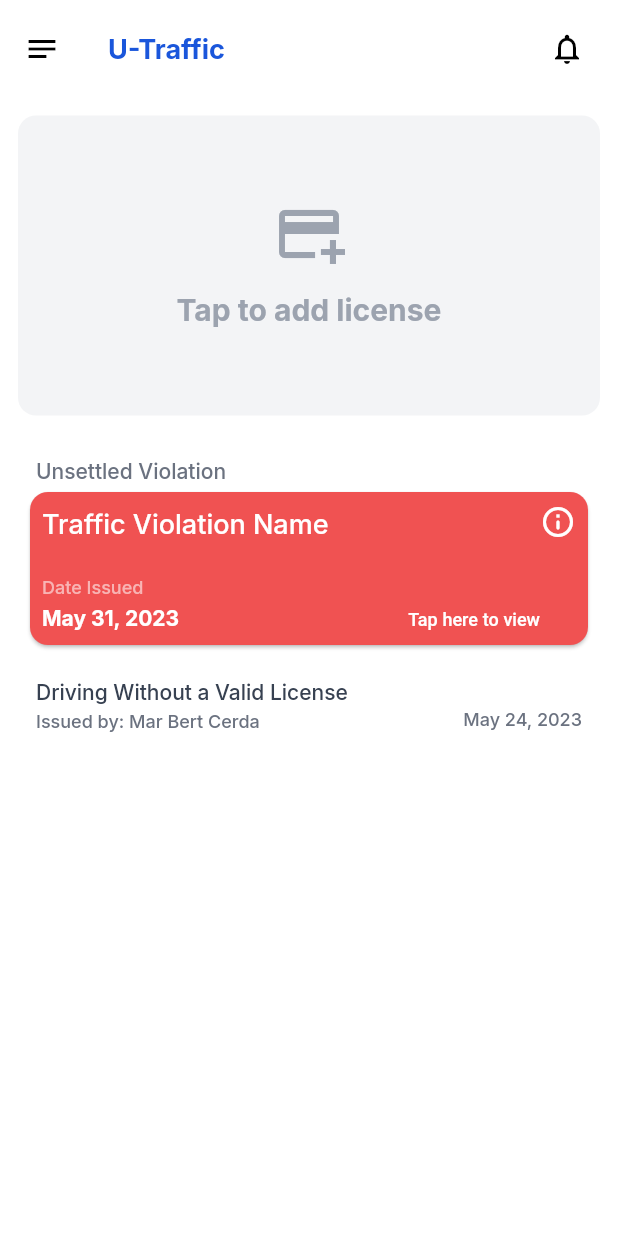
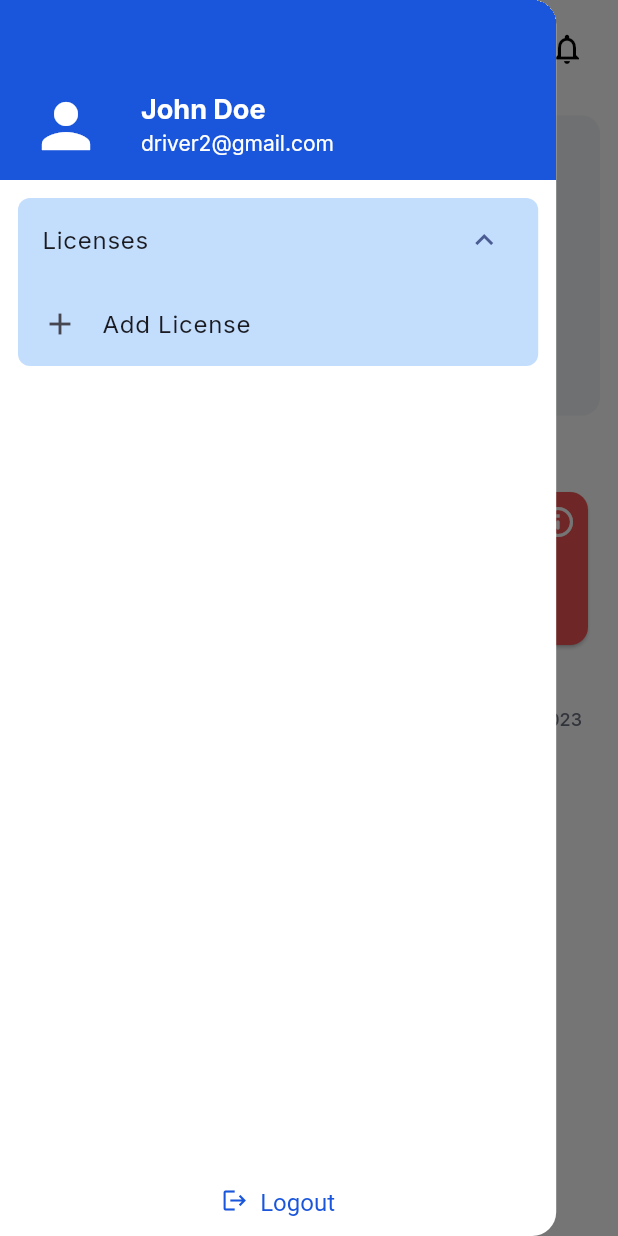
Before and after one commit to romarmph/u-traffic-driver, a Flutter app: the HomePage screen opened directly, with the side drawer open (before the commit the screen has no drawer), on a phone screen of 412 x 824 dp. Run offline on Flutter 3.47's test engine with Material 2 defaults, Android fonts, the light colour scheme and no system bars; our stand-ins replace cloud_firestore, firebase_auth, firebase_core, flutter_carousel_widget, flutter_easyloading, google_fonts and 3 more; missing offline and left inert: dashed_rect; accounts and stored records are empty.

Commit message:
Display licenses in app drawer
View license details in separate view when
licene tile is clicked

```diff
--- a/lib/utils/exports/views.dart
+++ b/lib/utils/exports/views.dart
@@ -4,7 +4,10 @@ export 'package:u_traffic_driver/views/auth/login_page.dart';
 export 'package:u_traffic_driver/views/auth/info_form.dart';
 export 'package:u_traffic_driver/views/home/home_page.dart';
 export 'package:u_traffic_driver/views/home/license_details_view.dart';
+export 'package:u_traffic_driver/views/home/add_new_license_view.dart';
 export 'package:u_traffic_driver/views/home/widgets/license_card.dart';
+export 'package:u_traffic_driver/views/home/widgets/app_drawer.dart';
+export 'package:u_traffic_driver/views/home/widgets/app_drawer_header.dart';
 export 'package:u_traffic_driver/views/home/widgets/license_detail_tile.dart';
 export 'package:u_traffic_driver/views/history/history_page.dart';
 export 'package:u_traffic_driver/views/report/report_page.dart';
--- a/lib/utils/navigator.dart
+++ b/lib/utils/navigator.dart
@@ -14,3 +14,12 @@ void goToLicenseDetailView(
     ),
   );
 }
+
+
+void goAddNewLicenseView(BuildContext context) {
+  Navigator.of(context).push(
+    MaterialPageRoute(
+      builder: (context) => AddNewLicenseView(),
+    ),
+  );
+}
--- /dev/null
+++ b/lib/views/home/add_new_license_view.dart
@@ -0,0 +1,25 @@
+import 'package:u_traffic_driver/config/device/device_constraint.dart';
+import 'package:u_traffic_driver/utils/exports/flutter_dart.dart';
+import 'package:u_traffic_driver/utils/exports/models.dart';
+import 'package:u_traffic_driver/utils/exports/themes.dart';
+import 'package:u_traffic_driver/utils/exports/views.dart';
+import 'package:u_traffic_driver/utils/exports/services.dart';
+import 'package:u_traffic_driver/utils/exports/packages.dart';
+
+class AddNewLicenseView extends StatefulWidget {
+  const AddNewLicenseView({super.key});
+
+  @override
+  State<AddNewLicenseView> createState() => _AddNewLicenseViewState();
+}
+
+class _AddNewLicenseViewState extends State<AddNewLicenseView> {
+  @override
+  Widget build(BuildContext context) {
+    return Scaffold(
+      appBar: AppBar(
+        title: const Text('Add New License'),
+      ),
+    );
+  }
+}
--- a/lib/views/home/home_page.dart
+++ b/lib/views/home/home_page.dart
@@ -20,13 +20,6 @@ class HomePage extends StatelessWidget {
         elevation: 0,
         backgroundColor: UColors.white,
         foregroundColor: UColors.black,
-        leading: IconButton(
-          icon: const Icon(
-            Icons.notes_sharp,
-            color: UColors.black,
-          ),
-          onPressed: () {},
-        ),
         title: Text(
           'U-Traffic',
           style: const UTextStyle().textlgfontbold.copyWith(
@@ -45,6 +38,7 @@ class HomePage extends StatelessWidget {
           )
         ],
       ),
+      drawer: const AppDrawer(),
       body: SafeArea(
         child: Column(
           crossAxisAlignment: CrossAxisAlignment.stretch,
--- /dev/null
+++ b/lib/views/home/widgets/app_drawer.dart
@@ -0,0 +1,120 @@
+import 'package:u_traffic_driver/config/device/device_constraint.dart';
+import 'package:u_traffic_driver/utils/exports/flutter_dart.dart';
+import 'package:u_traffic_driver/utils/exports/models.dart';
+import 'package:u_traffic_driver/utils/exports/themes.dart';
+import 'package:u_traffic_driver/utils/exports/views.dart';
+import 'package:u_traffic_driver/utils/exports/services.dart';
+import 'package:u_traffic_driver/utils/exports/packages.dart';
+import 'package:u_traffic_driver/utils/navigator.dart';
+
+class AppDrawer extends StatelessWidget {
+  const AppDrawer({super.key});
+
+  @override
+  Widget build(BuildContext context) {
+    return SafeArea(
+      child: Drawer(
+        backgroundColor: UColors.white,
+        width: deviceWidth(context) * 0.9,
+        child: Column(
+          crossAxisAlignment: CrossAxisAlignment.stretch,
+          children: [
+            const AppDrawerHeader(),
+            const LicenseExpantionListTile(),
+            const Spacer(),
+            TextButton.icon(
+              onPressed: () {},
+              icon: const Icon(Icons.logout),
+              label: const Text(
+                'Logout',
+                textAlign: TextAlign.start,
+              ),
+            ),
+          ],
+        ),
+      ),
+    );
+  }
+}
+
+class LicenseExpantionListTile extends StatelessWidget {
+  const LicenseExpantionListTile({
+    super.key,
+  });
+
+  @override
+  Widget build(BuildContext context) {
+    final authProvider = Provider.of<AuthService>(context, listen: false);
+
+    return Padding(
+      padding: const EdgeInsets.all(USpace.space12),
+      child: StreamBuilder<QuerySnapshot>(
+        stream: FirebaseFirestore.instance
+            .collection('licenses')
+            .where(
+              'userID',
+              isEqualTo: authProvider.currentuser!.uid,
+            )
+            .snapshots(),
+        builder: (context, snapshot) {
+          if (snapshot.connectionState == ConnectionState.waiting) {
+            return const Center(
+              child: CircularProgressIndicator(),
+            );
+          }
+
+          if (snapshot.hasError) {
+            return const Center(
+              child: Text('Something went wrong'),
+            );
+          }
+
+          List<Widget> licenseList = snapshot.data!.docs.map((data) {
+            LicenseDetails licenseDetails = LicenseDetails.fromJson(
+              data.data() as Map<String, dynamic>,
+            );
+            return ListTile(
+              title: Text(licenseDetails.licenseNumber),
+              subtitle: Text(licenseDetails.firstName),
+              onTap: () => goToLicenseDetailView(licenseDetails, context),
+            );
+          }).toList();
+
+          return ExpansionTile(
+            title: const Text("Licenses"),
+            initiallyExpanded: true,
+            shape: RoundedRectangleBorder(
+              borderRadius: BorderRadius.circular(USpace.space8),
+              side: BorderSide.none,
+            ),
+            clipBehavior: Clip.antiAlias,
+            backgroundColor: UColors.blue200,
+            children: [
+              ...licenseList,
+              ListTile(
+                leading: const Icon(Icons.add),
+                title: const Text("Add License"),
+                onTap: () {
+                  addNewLicens(licenseList.length, context);
+                },
+              ),
+            ],
+          );
+        },
+      ),
+    );
+  }
+
+  void addNewLicens(int licenseCount, BuildContext context) {
+    if (licenseCount == 3) {
+      QuickAlert.show(
+        context: context,
+        type: QuickAlertType.error,
+        text: "You can only add 3 licenses",
+        onCancelBtnTap: () => Navigator.pop(context),
+      );
+    }
+
+    goAddNewLicenseView(context);
+  }
+}
--- /dev/null
+++ b/lib/views/home/widgets/app_drawer_header.dart
@@ -0,0 +1,51 @@
+import 'package:u_traffic_driver/utils/exports/flutter_dart.dart';
+import 'package:u_traffic_driver/utils/exports/themes.dart';
+
+class AppDrawerHeader extends StatelessWidget {
+  const AppDrawerHeader({
+    super.key,
+  });
+
+  @override
+  Widget build(BuildContext context) {
+    return Container(
+      height: 120,
+      decoration: const BoxDecoration(
+        color: UColors.blue700,
+      ),
+      child: Column(
+        mainAxisAlignment: MainAxisAlignment.end,
+        children: [
+          const SizedBox(height: USpace.space20),
+          Row(
+            children: [
+              const SizedBox(width: USpace.space20),
+              const Icon(
+                Icons.person,
+                color: UColors.white,
+                size: USpace.space48,
+              ),
+              const SizedBox(width: 10),
+              Expanded(
+                child: ListTile(
+                  title: Text(
+                    'John Doe',
+                    style: const UTextStyle().textlgfontbold.copyWith(
+                          color: UColors.white,
+                        ),
+                  ),
+                  subtitle: Text(
+                    'driver2@gmail.com',
+                    style: const UTextStyle().textsmfontnormal.copyWith(
+                          color: UColors.white,
+                        ),
+                  ),
+                ),
+              ),
+            ],
+          ),
+        ],
+      ),
+    );
+  }
+}
--- a/lib/views/wrapper.dart
+++ b/lib/views/wrapper.dart
@@ -56,7 +56,7 @@ class WidgetWrapper extends StatelessWidget {
               return const CompleteInfoPage();
             }
 
-            return const HomePage();
+            return const ViewWrapper();
           },
         );
       },
```
